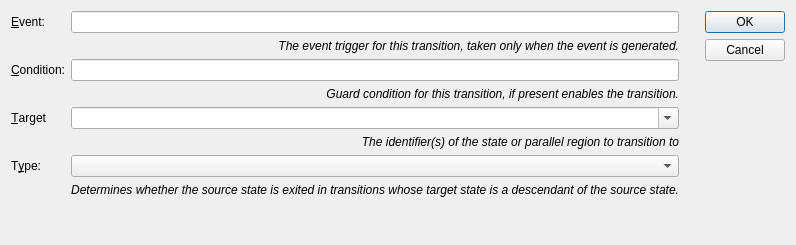
First picture: the form in src/modules/specialized/scxml/dialogs/scxmltransitiondialog.ui, repository lbellonda/qxmledit, before the edit.
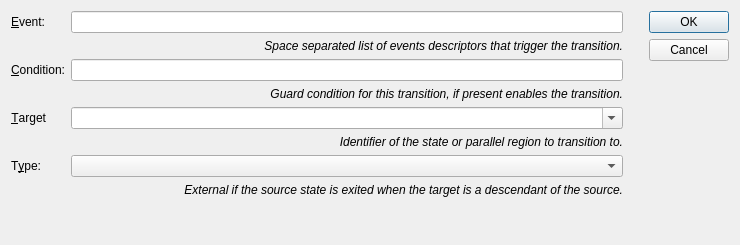
Second picture: the form after the edit. Icons and pictures are not drawn.

Diff of the .ui file:
```diff
--- a/src/modules/specialized/scxml/dialogs/scxmltransitiondialog.ui
+++ b/src/modules/specialized/scxml/dialogs/scxmltransitiondialog.ui
@@ -6,7 +6,7 @@
    <rect>
     <x>0</x>
     <y>0</y>
-    <width>725</width>
+    <width>740</width>
     <height>245</height>
    </rect>
   </property>
@@ -56,7 +56,7 @@
         </font>
        </property>
        <property name="text">
-        <string>The event trigger for this transition, taken only when the event is generated.</string>
+        <string>Space separated list of events descriptors that trigger the transition.</string>
        </property>
        <property name="alignment">
         <set>Qt::AlignRight|Qt::AlignTrailing|Qt::AlignVCenter</set>
@@ -112,7 +112,7 @@
         </font>
        </property>
        <property name="text">
-        <string>The identifier(s) of the state or parallel region to transition to</string>
+        <string>Identifier of the state or parallel region to transition to.</string>
        </property>
        <property name="alignment">
         <set>Qt::AlignRight|Qt::AlignTrailing|Qt::AlignVCenter</set>
@@ -140,7 +140,7 @@
         </font>
        </property>
        <property name="text">
-        <string>Determines whether the source state is exited in transitions whose target state is a descendant of the source state.</string>
+        <string>External if the source state is exited when the target is a descendant of the source.</string>
        </property>
        <property name="alignment">
         <set>Qt::AlignRight|Qt::AlignTrailing|Qt::AlignVCenter</set>
```
